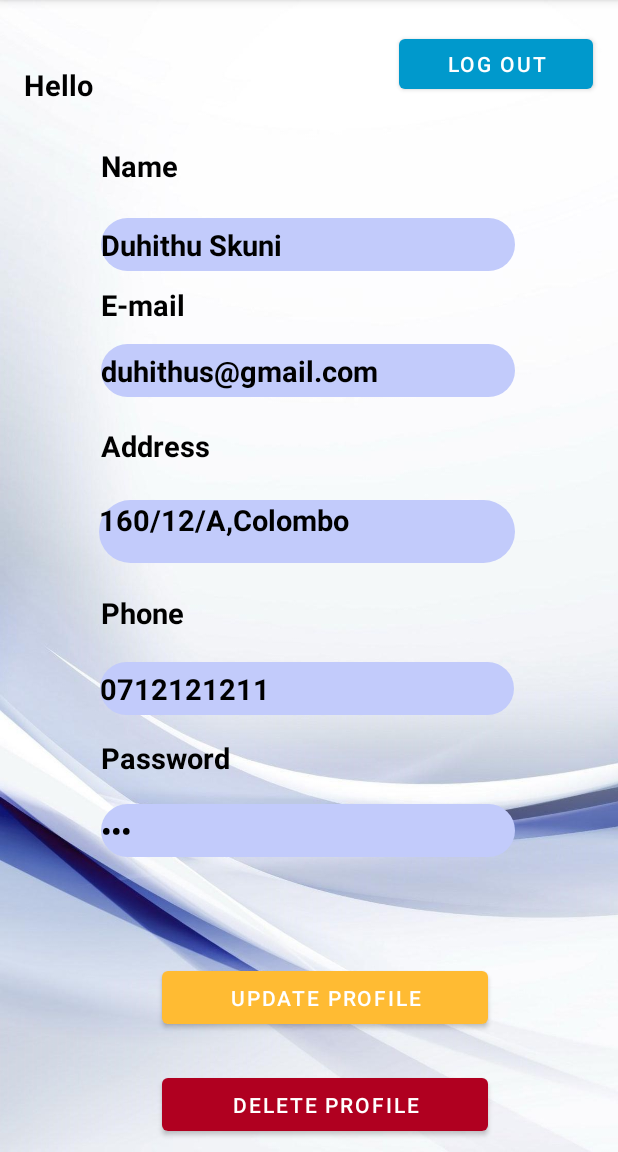
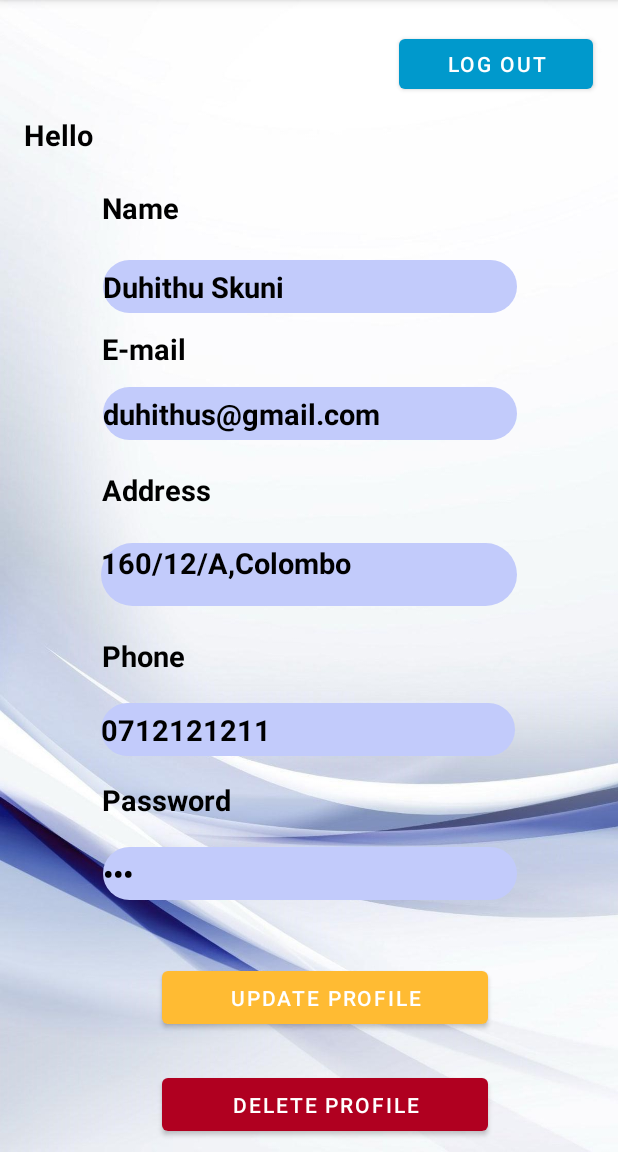
Before and after one commit to aparna-jay/Online-Shopping-Application-UEE, an Android app: the ProfileActivity screen opened directly, with no data from a screen before it, on a phone screen of 412 x 824 dp, the part 84-1236 px from its top. Run offline under Robolectric (Android 15) with nearby library versions, the phone set to English and light mode, and no system bars; Roboto replaces fonts that are not available here.

Commit message:
Profile Interface

```diff
--- a/app/src/main/res/layout/activity_profile.xml
+++ b/app/src/main/res/layout/activity_profile.xml
@@ -60,25 +60,42 @@
         android:textStyle="bold"
         app:layout_constraintBottom_toBottomOf="parent"
         app:layout_constraintEnd_toEndOf="parent"
-        app:layout_constraintHorizontal_bias="0.492"
         app:layout_constraintStart_toStartOf="parent"
         app:layout_constraintTop_toTopOf="parent"
-        app:layout_constraintVertical_bias="0.459" />
+        app:layout_constraintVertical_bias="0.499" />
 
-    <TextView
-        android:id="@+id/textView11"
-        android:layout_width="143dp"
-        android:layout_height="26dp"
-        android:text="Phone"
+    <EditText
+        android:id="@+id/editTextTextPersonName4"
+        android:layout_width="276dp"
+        android:layout_height="35dp"
+        android:background="@drawable/rounded_corners"
+        android:ems="10"
+        android:inputType="textPersonName"
+        android:text="Duhithu Skuni"
         android:textColor="@color/black"
         android:textSize="19sp"
         android:textStyle="bold"
         app:layout_constraintBottom_toBottomOf="parent"
         app:layout_constraintEnd_toEndOf="parent"
-        app:layout_constraintHorizontal_bias="0.25"
+        app:layout_constraintHorizontal_bias="0.503"
         app:layout_constraintStart_toStartOf="parent"
         app:layout_constraintTop_toTopOf="parent"
-        app:layout_constraintVertical_bias="0.533" />
+        app:layout_constraintVertical_bias="0.237" />
+
+    <TextView
+        android:id="@+id/textView15"
+        android:layout_width="143dp"
+        android:layout_height="26dp"
+        android:text="E-mail"
+        android:textColor="@color/black"
+        android:textSize="19sp"
+        android:textStyle="bold"
+        app:layout_constraintBottom_toBottomOf="parent"
+        app:layout_constraintEnd_toEndOf="parent"
+        app:layout_constraintHorizontal_bias="0.253"
+        app:layout_constraintStart_toStartOf="parent"
+        app:layout_constraintTop_toTopOf="parent"
+        app:layout_constraintVertical_bias="0.296" />
 
     <EditText
         android:id="@+id/editTextPhone2"
@@ -93,10 +110,43 @@
         android:textStyle="bold"
         app:layout_constraintBottom_toBottomOf="parent"
         app:layout_constraintEnd_toEndOf="parent"
-        app:layout_constraintHorizontal_bias="0.488"
+        app:layout_constraintHorizontal_bias="0.496"
         app:layout_constraintStart_toStartOf="parent"
         app:layout_constraintTop_toTopOf="parent"
-        app:layout_constraintVertical_bias="0.602" />
+        app:layout_constraintVertical_bias="0.64" />
+
+    <TextView
+        android:id="@+id/textView17"
+        android:layout_width="143dp"
+        android:layout_height="26dp"
+        android:text="Name"
+        android:textColor="@color/black"
+        android:textSize="19sp"
+        android:textStyle="bold"
+        app:layout_constraintBottom_toBottomOf="parent"
+        app:layout_constraintEnd_toEndOf="parent"
+        app:layout_constraintHorizontal_bias="0.253"
+        app:layout_constraintStart_toStartOf="parent"
+        app:layout_constraintTop_toTopOf="parent"
+        app:layout_constraintVertical_bias="0.169" />
+
+    <EditText
+        android:id="@+id/editTextTextPassword5"
+        android:layout_width="276dp"
+        android:layout_height="35dp"
+        android:background="@drawable/rounded_corners"
+        android:ems="10"
+        android:inputType="textPassword"
+        android:text="123"
+        android:textColor="@color/black"
+        android:textSize="19sp"
+        android:textStyle="bold"
+        app:layout_constraintBottom_toBottomOf="parent"
+        app:layout_constraintEnd_toEndOf="parent"
+        app:layout_constraintHorizontal_bias="0.503"
+        app:layout_constraintStart_toStartOf="parent"
+        app:layout_constraintTop_toTopOf="parent"
+        app:layout_constraintVertical_bias="0.771" />
 
     <EditText
         android:id="@+id/editTextTextPersonName5"
@@ -111,43 +161,10 @@
         android:textStyle="bold"
         app:layout_constraintBottom_toBottomOf="parent"
         app:layout_constraintEnd_toEndOf="parent"
-        app:layout_constraintHorizontal_bias="0.496"
+        app:layout_constraintHorizontal_bias="0.503"
         app:layout_constraintStart_toStartOf="parent"
         app:layout_constraintTop_toTopOf="parent"
-        app:layout_constraintVertical_bias="0.313" />
-
-    <EditText
-        android:id="@+id/editTextTextPersonName4"
-        android:layout_width="276dp"
-        android:layout_height="35dp"
-        android:background="@drawable/rounded_corners"
-        android:ems="10"
-        android:inputType="textPersonName"
-        android:text="Duhithu Skuni"
-        android:textColor="@color/black"
-        android:textSize="19sp"
-        android:textStyle="bold"
-        app:layout_constraintBottom_toBottomOf="parent"
-        app:layout_constraintEnd_toEndOf="parent"
-        app:layout_constraintHorizontal_bias="0.496"
-        app:layout_constraintStart_toStartOf="parent"
-        app:layout_constraintTop_toTopOf="parent"
-        app:layout_constraintVertical_bias="0.198" />
-
-    <TextView
-        android:id="@+id/textView15"
-        android:layout_width="143dp"
-        android:layout_height="26dp"
-        android:text="E-mail"
-        android:textColor="@color/black"
-        android:textSize="19sp"
-        android:textStyle="bold"
-        app:layout_constraintBottom_toBottomOf="parent"
-        app:layout_constraintEnd_toEndOf="parent"
-        app:layout_constraintHorizontal_bias="0.25"
-        app:layout_constraintStart_toStartOf="parent"
-        app:layout_constraintTop_toTopOf="parent"
-        app:layout_constraintVertical_bias="0.256" />
+        app:layout_constraintVertical_bias="0.352" />
 
     <TextView
         android:id="@+id/textView13"
@@ -159,28 +176,10 @@
         android:textStyle="bold"
         app:layout_constraintBottom_toBottomOf="parent"
         app:layout_constraintEnd_toEndOf="parent"
-        app:layout_constraintHorizontal_bias="0.25"
+        app:layout_constraintHorizontal_bias="0.253"
         app:layout_constraintStart_toStartOf="parent"
         app:layout_constraintTop_toTopOf="parent"
-        app:layout_constraintVertical_bias="0.383" />
-
-    <EditText
-        android:id="@+id/editTextTextPassword5"
-        android:layout_width="276dp"
-        android:layout_height="35dp"
-        android:background="@drawable/rounded_corners"
-        android:ems="10"
-        android:inputType="textPassword"
-        android:text="123"
-        android:textColor="@color/black"
-        android:textSize="19sp"
-        android:textStyle="bold"
-        app:layout_constraintBottom_toBottomOf="parent"
-        app:layout_constraintEnd_toEndOf="parent"
-        app:layout_constraintHorizontal_bias="0.496"
-        app:layout_constraintStart_toStartOf="parent"
-        app:layout_constraintTop_toTopOf="parent"
-        app:layout_constraintVertical_bias="0.732" />
+        app:layout_constraintVertical_bias="0.422" />
 
     <TextView
         android:id="@+id/textView14"
@@ -192,10 +191,25 @@
         android:textStyle="bold"
         app:layout_constraintBottom_toBottomOf="parent"
         app:layout_constraintEnd_toEndOf="parent"
-        app:layout_constraintHorizontal_bias="0.25"
+        app:layout_constraintHorizontal_bias="0.253"
         app:layout_constraintStart_toStartOf="parent"
         app:layout_constraintTop_toTopOf="parent"
-        app:layout_constraintVertical_bias="0.663" />
+        app:layout_constraintVertical_bias="0.701" />
+
+    <TextView
+        android:id="@+id/textView11"
+        android:layout_width="143dp"
+        android:layout_height="26dp"
+        android:text="Phone"
+        android:textColor="@color/black"
+        android:textSize="19sp"
+        android:textStyle="bold"
+        app:layout_constraintBottom_toBottomOf="parent"
+        app:layout_constraintEnd_toEndOf="parent"
+        app:layout_constraintHorizontal_bias="0.253"
+        app:layout_constraintStart_toStartOf="parent"
+        app:layout_constraintTop_toTopOf="parent"
+        app:layout_constraintVertical_bias="0.571" />
 
     <TextView
         android:id="@+id/textView12"
@@ -210,20 +224,6 @@
         app:layout_constraintHorizontal_bias="0.059"
         app:layout_constraintStart_toStartOf="parent"
         app:layout_constraintTop_toTopOf="parent"
-        app:layout_constraintVertical_bias="0.058" />
+        app:layout_constraintVertical_bias="0.103" />
 
-    <TextView
-        android:id="@+id/textView17"
-        android:layout_width="143dp"
-        android:layout_height="26dp"
-        android:text="Name"
-        android:textColor="@color/black"
-        android:textSize="19sp"
-        android:textStyle="bold"
-        app:layout_constraintBottom_toBottomOf="parent"
-        app:layout_constraintEnd_toEndOf="parent"
-        app:layout_constraintHorizontal_bias="0.25"
-        app:layout_constraintStart_toStartOf="parent"
-        app:layout_constraintTop_toTopOf="parent"
-        app:layout_constraintVertical_bias="0.131" />
 </androidx.constraintlayout.widget.ConstraintLayout>
```
